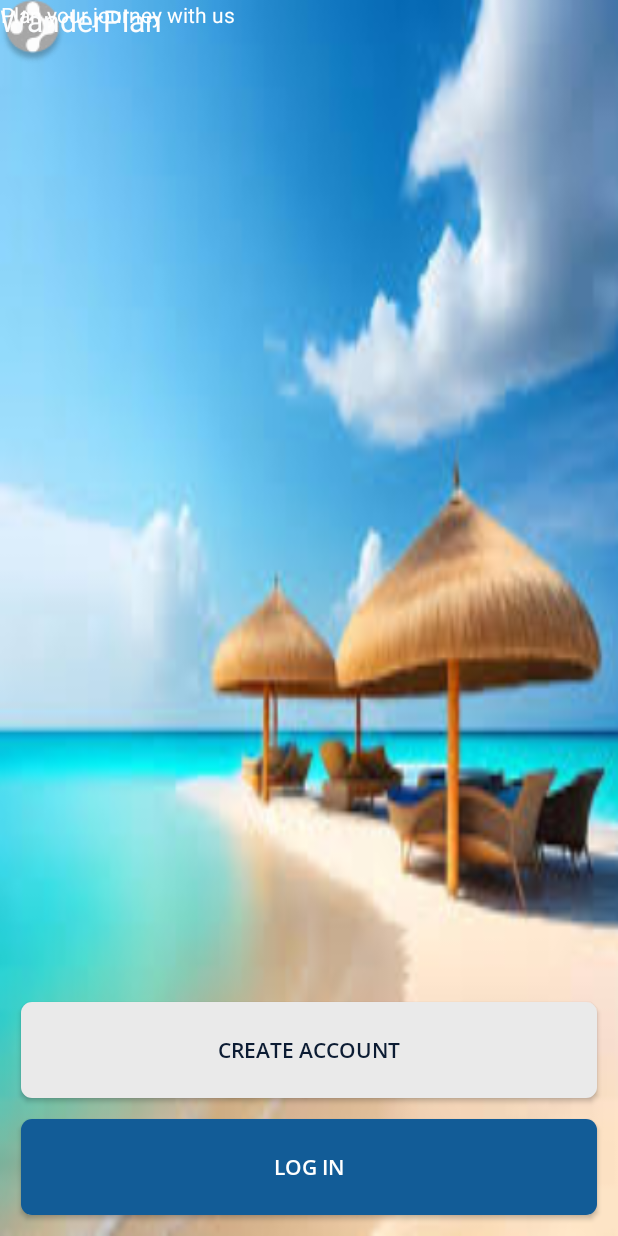
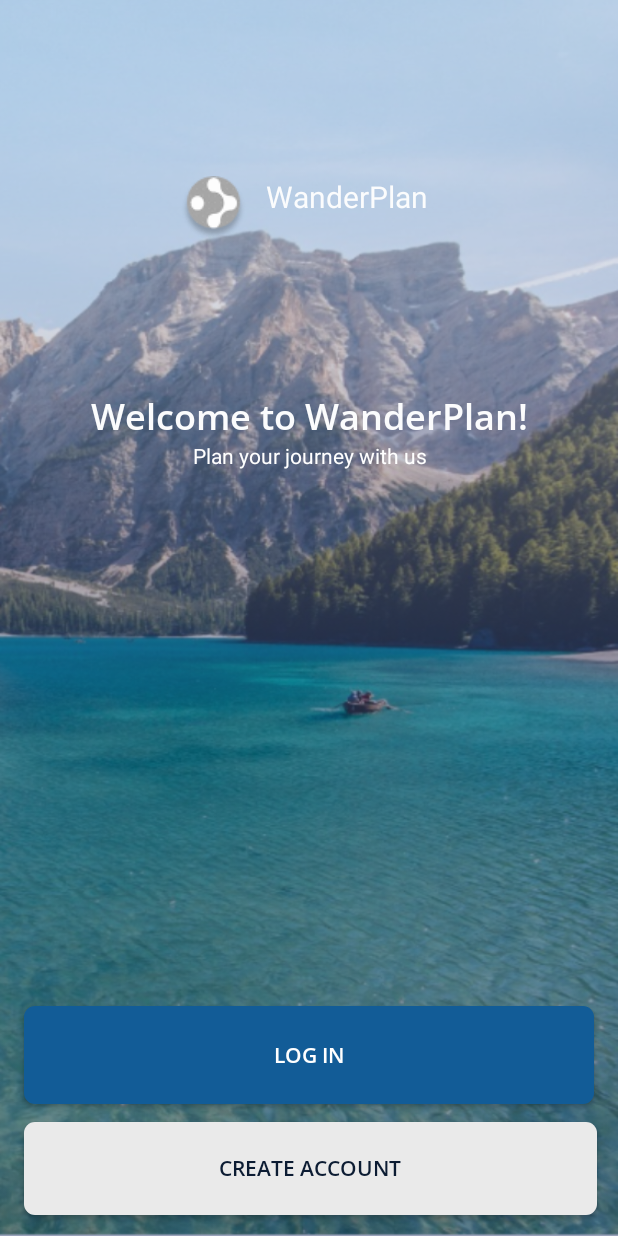
Before and after one commit to aenij25/WanderPlan-App, an Android app: the screen it shows after launch (WelcomeActivity), on a phone screen of 412 x 824 dp. Run offline under Robolectric (Android 15) with nearby library versions, the phone set to English and light mode, and no system bars.

Commit message:
style : fix view of Login and After Login

```diff
--- a/app/src/main/java/com/aplikasi/wanderplan/Activity/WelcomeActivity.java
+++ b/app/src/main/java/com/aplikasi/wanderplan/Activity/WelcomeActivity.java
@@ -28,7 +28,7 @@ public class WelcomeActivity extends AppCompatActivity {
         System.out.println("isOpened: " + Boolean.toString(isOpened));
         System.out.println("isLogged: " + Boolean.toString(isLogged));
 
-        if(!isOpened && !isLogged) {
+//        if(!isOpened && !isLogged) {
 
             sharedPreferences
                     .edit()
@@ -46,13 +46,13 @@ public class WelcomeActivity extends AppCompatActivity {
 
                 v.getContext().startActivity(intent);
             });
-        } else {
-            if(isLogged) {
-                toMainPage();
-            } else {
-                toLoginPage(true);
-            }
-        }
+//        } else {
+//            if(isLogged) {
+//                toMainPage();
+//            } else {
+//                toLoginPage(true);
+//            }
+//        }
     }
 
     public void toLoginPage(boolean dontBack){
--- a/app/src/main/res/layout/activity_login.xml
+++ b/app/src/main/res/layout/activity_login.xml
@@ -9,6 +9,7 @@
 
 
     <LinearLayout
+
         android:id="@+id/ll_root_loading_login"
         android:layout_width="match_parent"
         android:layout_height="match_parent"
--- a/app/src/main/res/layout/activity_welcome.xml
+++ b/app/src/main/res/layout/activity_welcome.xml
@@ -4,74 +4,84 @@
     xmlns:tools="http://schemas.android.com/tools"
     android:layout_width="match_parent"
     android:layout_height="match_parent"
-    android:background="@drawable/loginbackground"
+    android:background="@drawable/onboarding___1"
     tools:context=".Activity.WelcomeActivity">
 
     <TextView
-        android:layout_width="350dp"
+        android:id="@+id/textView6"
+        android:layout_width="0dp"
         android:layout_height="wrap_content"
-        android:layout_margin="14dp"
-        android:layout_marginBottom="18dp"
+        android:layout_marginStart="30dp"
+        android:layout_marginEnd="30dp"
         android:fontFamily="@font/open_sans_semibold"
         android:text="@string/welcome_banner"
         android:textAlignment="center"
         android:textColor="@color/bg_white_secondary"
         android:textSize="24sp"
         app:layout_constraintBottom_toTopOf="@+id/textView2"
-        app:layout_constraintTop_toBottomOf="@+id/imageView"
-        app:layout_constraintVertical_bias="1.0"
-        tools:layout_editor_absoluteX="30dp" />
+        app:layout_constraintEnd_toEndOf="parent"
+        app:layout_constraintHorizontal_bias="0.0"
+        app:layout_constraintStart_toStartOf="parent" />
 
     <Button
         android:id="@+id/btn_login"
         style="@style/btn_accent_solid_rounded"
-        android:layout_width="match_parent"
-        android:layout_height="64dp"
-        android:layout_margin="14dp"
+        android:layout_width="380dp"
+        android:layout_height="65dp"
+        android:layout_marginEnd="16dp"
+        android:layout_marginBottom="12dp"
         android:text="Log In"
-        app:layout_constraintBottom_toBottomOf="parent"
-        app:layout_constraintEnd_toEndOf="parent"
-        app:layout_constraintStart_toStartOf="parent" />
+        app:layout_constraintBottom_toTopOf="@+id/btn_register"
+        app:layout_constraintEnd_toEndOf="parent" />
 
     <Button
         android:id="@+id/btn_register"
         style="@style/btn_neutral_solid_rounded"
-        android:layout_width="match_parent"
-        android:layout_height="64dp"
+        android:layout_width="382dp"
+        android:layout_height="62dp"
         android:layout_margin="14dp"
-        android:layout_marginBottom="14dp"
+        android:layout_marginBottom="92dp"
         android:text="Create Account"
-        app:layout_constraintBottom_toTopOf="@id/btn_login"
-        app:layout_constraintEnd_toEndOf="parent"
-        app:layout_constraintStart_toStartOf="parent" />
+        app:layout_constraintBottom_toBottomOf="parent"
+        app:layout_constraintEnd_toEndOf="parent" />
 
     <ImageView
         android:id="@+id/imageView"
         android:layout_width="wrap_content"
         android:layout_height="wrap_content"
-        app:srcCompat="@drawable/wanderplan_bw"
-        tools:layout_editor_absoluteX="120dp"
-        tools:layout_editor_absoluteY="60dp" />
+        android:layout_marginTop="60dp"
+        android:layout_marginEnd="13dp"
+        android:layout_marginBottom="76dp"
+        app:layout_constraintBottom_toTopOf="@+id/textView2"
+        app:layout_constraintEnd_toStartOf="@+id/textView"
+        app:layout_constraintHorizontal_chainStyle="packed"
+        app:layout_constraintStart_toStartOf="parent"
+        app:layout_constraintTop_toTopOf="parent"
+        app:srcCompat="@drawable/wanderplan_bw" />
 
     <TextView
         android:id="@+id/textView"
         android:layout_width="wrap_content"
         android:layout_height="wrap_content"
+        android:layout_marginEnd="6dp"
         android:text="WanderPlan"
         android:textColor="@color/bg_white_secondary"
         android:textSize="20sp"
-        tools:layout_editor_absoluteX="176dp"
-        tools:layout_editor_absoluteY="68dp" />
+        app:layout_constraintEnd_toEndOf="parent"
+        app:layout_constraintStart_toEndOf="@+id/imageView"
+        app:layout_constraintTop_toTopOf="@+id/imageView" />
 
     <TextView
         android:id="@+id/textView2"
         android:layout_width="wrap_content"
         android:layout_height="wrap_content"
+        android:layout_marginBottom="377dp"
         android:text="Plan your journey with us"
         android:textAlignment="center"
         android:textColor="#FFFFFF"
-        tools:layout_editor_absoluteX="129dp"
-        tools:layout_editor_absoluteY="179dp" />
-
+        app:layout_constraintBottom_toTopOf="@+id/btn_register"
+        app:layout_constraintEnd_toEndOf="parent"
+        app:layout_constraintStart_toStartOf="parent"
+        app:layout_constraintTop_toBottomOf="@+id/imageView" />
 
 </androidx.constraintlayout.widget.ConstraintLayout>
--- a/app/src/main/res/values/strings.xml
+++ b/app/src/main/res/values/strings.xml
@@ -4,7 +4,7 @@
     <string name="lorem">Lorem ipsum dolor sit amet, consectetur adipiscing elit. Nullam eget nisl nec elit feugiat tincidunt. Sed nec bibendum ante. Curabitur at augue vel est vehicula euismod. Vestibulum sed ipsum non ex fringilla interdum. Aenean ac scelerisque odio. Nam euismod aliquet volutpat. Vestibulum ante ipsum primis in faucibus orci luctus et ultrices posuere cubilia Curae; Proin justo libero, posuere nec nisi ut, tincidunt laoreet quam. Aenean varius, orci eu congue iaculis, erat nunc tempus odio, nec condimentum justo justo sit amet erat. Sed in justo nec augue tincidunt consectetur. Sed venenatis metus eu tortor consectetur, sit amet tristique metus laoreet. Nunc pellentesque nulla ut sem consectetur vulputate. In hac habitasse platea dictumst. Nunc a varius sem. Aenean quis erat eu ex mattis scelerisque vel et risus. Integer bibendum facilisis arcu eu tincidunt. Sed in elit nec felis bibendum laoreet. Nullam in odio nec justo euismod volutpat.
 </string>
     <string name="lorem_short">Lorem ipsum dolor sit amet, consectetur adipiscing elit. Nullam eget nisl nec elit feugiat tincidunt. Sed nec bibendum ante.\n\nCurabitur at augue vel est vehicula euismod.</string>
-    <string name="welcome_banner">Welcome!</string>
+    <string name="welcome_banner">Welcome to WanderPlan!</string>
     <string name="title_activity_main2">MainActivity2</string>
     <string name="title_home">Home</string>
     <string name="title_dashboard">Dashboard</string>
```
Also changed, not shown: app/src/main/AndroidManifest.xml (+3 -9 lines), app/src/main/java/com/aplikasi/wanderplan/Activity/AfterLoginActivity.java (added, +22 -0 lines), app/src/main/java/com/aplikasi/wanderplan/Activity/LoginActivity.java (+105 -97 lines), app/src/main/res/layout/activity_afterlogin.xml (added, +89 -0 lines), app/src/main/res/drawable/onboarding___1.png (added), app/src/main/res/drawable/product_tour_next.png (added), app/src/main/res/drawable/subtract.png (added).
